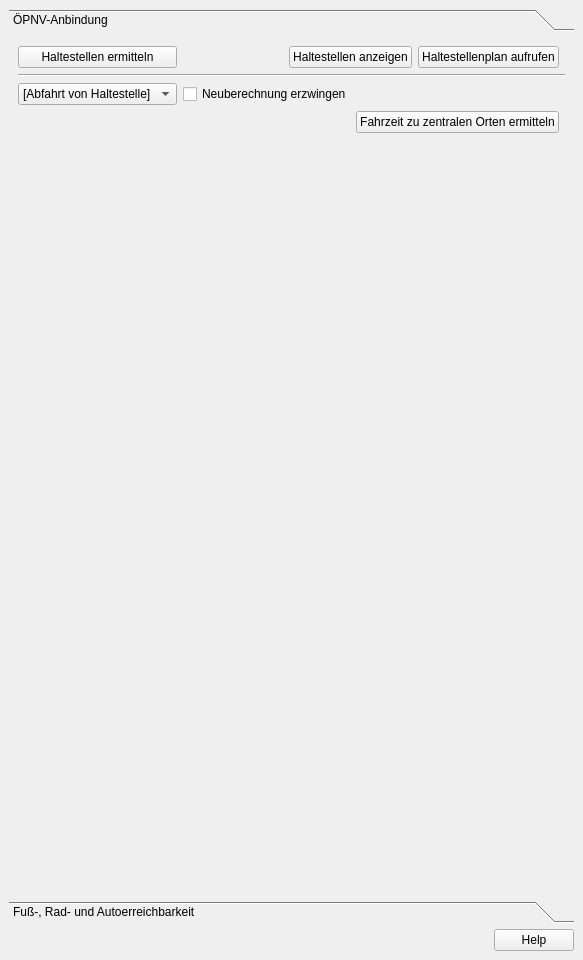
Before: the Qt Designer form projektcheck/ProjektCheck_dockwidget_analysis_02-Err.ui in projektcheck/ProjektCheck-QGIS, drawn with Qt 5.
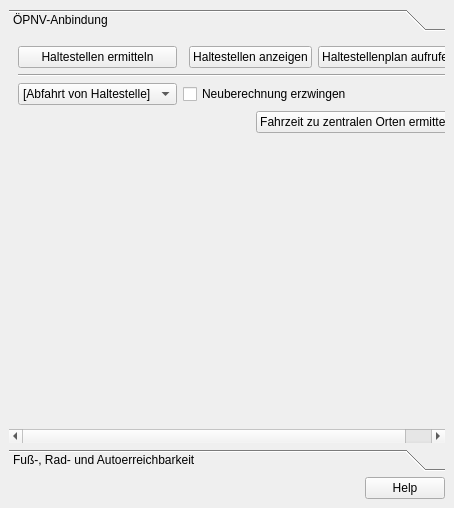
After: the same form once the commit is applied. The open tabs and pages were chosen to show the change.

Commit message: analysis-docks 4-5, revised ui design

Diff of the .ui file:
```diff
--- a/projektcheck/ProjektCheck_dockwidget_analysis_02-Err.ui
+++ b/projektcheck/ProjektCheck_dockwidget_analysis_02-Err.ui
@@ -6,8 +6,8 @@
    <rect>
     <x>0</x>
     <y>0</y>
-    <width>583</width>
-    <height>960</height>
+    <width>454</width>
+    <height>508</height>
    </rect>
   </property>
   <property name="windowTitle">
@@ -25,8 +25,8 @@
         <rect>
          <x>0</x>
          <y>0</y>
-         <width>565</width>
-         <height>837</height>
+         <width>436</width>
+         <height>385</height>
         </rect>
        </property>
        <attribute name="label">
```
Left out of the diff: 6 changed lines with no effect on the pictures. The commit also changes 5 other files.
